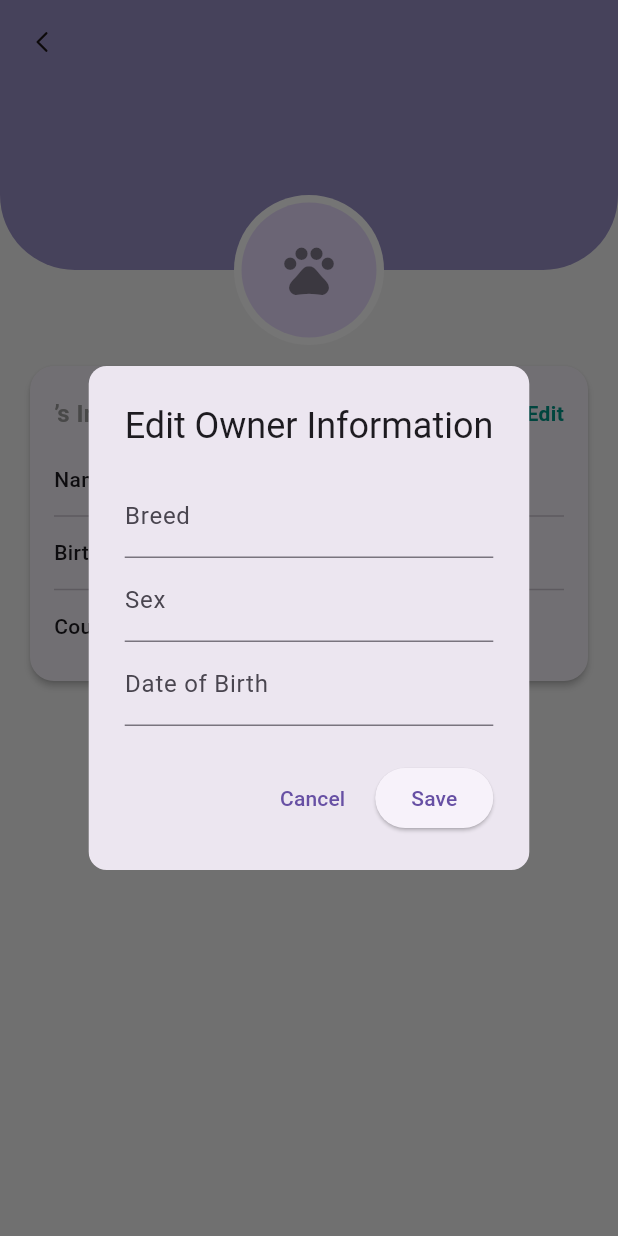
After one commit to Meekouu/PAWS-Mobile-App, a Flutter app: the ProfilePage screen opened by its route, after a tap on "Edit", on a phone screen of 412 x 824 dp. The commit adds this screen. Run offline on Flutter 3.47's test engine with Material 3 defaults, Android fonts, the phone set to English and light mode, and no system bars; our stand-ins replace firebase_auth, firebase_core, firebase_database, firebase_storage, fl_chart, flutter_svg and 4 more; accounts and stored records are empty.

Commit message:
Added Profile Page

```diff
--- a/lib/main.dart
+++ b/lib/main.dart
@@ -3,6 +3,7 @@ import 'package:flutter/material.dart';
 import 'package:flutter/services.dart';
 import 'package:paws/pages/intro_page.dart';
 import 'package:paws/pages/login_page.dart';
+import 'package:paws/pages/profile_page.dart';
 import 'package:paws/pages/signup_page.dart';
 import 'package:paws/pages/home_page.dart';
 import 'package:paws/themes/themes.dart';
@@ -49,6 +50,7 @@ class MyApp extends StatelessWidget {
         '/signup': (context) => const SignUpPage(),
         '/login': (context) => const LoginPage(),
         '/home': (context) => HomePage(),
+        '/profile': (context) => ProfilePage(),
       },
     );
   }
--- /dev/null
+++ b/lib/pages/profile_page.dart
@@ -0,0 +1,261 @@
+import 'dart:io';
+import 'package:firebase_auth/firebase_auth.dart';
+import 'package:firebase_database/firebase_database.dart';
+import 'package:flutter/material.dart';
+import 'package:flutter_svg/flutter_svg.dart';
+import 'package:image_picker/image_picker.dart';
+import 'package:paws/model/animal_model.dart';
+import 'package:paws/pages/weight_tracker_page.dart';
+import 'package:paws/themes/themes.dart';
+import 'package:paws/widgets/database_service.dart';
+
+class ProfilePage extends StatefulWidget {
+  const ProfilePage({Key? key});
+
+  @override
+  State<ProfilePage> createState() => _ProfilePageState();
+}
+
+class _ProfilePageState extends State<ProfilePage> {
+  final double coverHeight = 180;
+  final double profileHeight = 100;
+
+  String owner = '';
+  String birthday = '';
+  String country = '';
+
+  File? profileImageFile;
+
+  final uid = FirebaseAuth.instance.currentUser?.uid;
+
+  @override
+  void initState() {
+    super.initState();
+    loadUserData();
+  }
+
+  Future<void> _pickImage() async {
+  final picker = ImagePicker();
+  final picked = await picker.pickImage(source: ImageSource.gallery);
+
+  if (picked != null) {
+    setState(() {
+      profileImageFile = File(picked.path);
+    });
+  }
+}
+  Future<void> loadUserData() async{
+    final uid = FirebaseAuth.instance.currentUser?.uid;
+    if (uid != null){
+      final snapshot = await DatabaseService().read(path: 'users/$uid');
+      if(snapshot != null && snapshot.exists){
+        final data = snapshot.value as Map<dynamic, dynamic>;
+
+        setState(() {
+          owner = data['owner'] ?? 'No Name';
+          birthday = data['ownerBirthday'] ?? 'No Birthday';
+          country = data['ownerCountry'] ?? 'No Country';
+        });
+      }
+    }
+  }
+
+  @override
+  Widget build(BuildContext context) {
+    return Scaffold(
+      backgroundColor: Colors.grey[100],
+      extendBodyBehindAppBar: true,
+      appBar: AppBar(
+        title: Text(owner),
+        backgroundColor: Colors.transparent,
+        elevation: 0,
+        foregroundColor: Colors.black,
+        leading: IconButton(
+          icon: SvgPicture.asset(
+            'assets/images/Arrow - Left 2.svg',
+            height: 20,
+            width: 20,
+          ),
+          onPressed: () => Navigator.pushReplacementNamed(context, '/home'),
+        ),
+      ),
+      body: ListView(
+        padding: EdgeInsets.zero,
+        children: [
+          Stack(
+            clipBehavior: Clip.none,
+            alignment: Alignment.center,
+            children: [
+              _buildCoverImage(),
+              Positioned(
+                top: coverHeight - profileHeight / 2,
+                child: GestureDetector(
+                  onTap: _pickImage,
+                  child: _buildProfileImage(),
+                ),
+              ),
+            ],
+          ),
+          const SizedBox(height: 60),
+          _buildInfoCard(),
+          const SizedBox(height: 20),
+        ],
+      ),
+    );
+  }
+
+  Widget _buildCoverImage() => Container(
+        height: coverHeight,
+        decoration: BoxDecoration(
+          color: secondaryColor,
+          borderRadius: const BorderRadius.vertical(
+            bottom: Radius.circular(50),
+          ),
+        ),
+      );
+
+  Widget _buildProfileImage() {
+    final String path = '';   //widget.animal.petImagePath ;
+    ImageProvider? imageProvider;
+
+    if (profileImageFile != null) {
+      imageProvider = FileImage(profileImageFile!);
+    } else if (path.isNotEmpty && path.startsWith('/')) {
+      imageProvider = FileImage(File(path));
+    } else if (path.isNotEmpty) {
+      imageProvider = AssetImage(path);
+    }
+
+    return CircleAvatar(
+      radius: profileHeight / 2,
+      backgroundColor: Colors.white,
+      child: CircleAvatar(
+        radius: (profileHeight / 2) - 5,
+        backgroundImage: imageProvider,
+        child: imageProvider == null
+            ? const Icon(Icons.pets, size: 40, color: Colors.black45)
+            : null,
+      ),
+    );
+  }
+
+  Widget _buildInfoCard() {
+    final ownerController = TextEditingController(text: owner);
+    final birthdayController = TextEditingController(text: birthday);
+    final countryController = TextEditingController(text: country);
+    return Padding(
+      padding: const EdgeInsets.symmetric(horizontal: 16),
+      child: Card(
+        elevation: 2,
+        shape: RoundedRectangleBorder(borderRadius: BorderRadius.circular(16)),
+        child: Padding(
+          padding: const EdgeInsets.symmetric(horizontal: 16, vertical: 20),
+          child: Column(
+            children: [
+              Row(
+                mainAxisAlignment: MainAxisAlignment.spaceBetween,
+                children: [
+                  Text(
+                    "${owner}’s Information",
+                    style: const TextStyle(
+                      fontSize: 16,
+                      fontWeight: FontWeight.w600,
+                      color: Colors.grey,
+                    ),
+                  ),
+                  GestureDetector(
+                    onTap: () => showDialog(
+                      context: context,
+                      builder: (BuildContext context) {
+                        return AlertDialog(
+                          shape: RoundedRectangleBorder(
+                            borderRadius: BorderRadius.circular(12),
+                          ),
+                          title: const Text('Edit Owner Information'),
+                          content: Column(
+                            mainAxisSize: MainAxisSize.min,
+                            children: [
+                              TextField(
+                                controller: ownerController,
+                                decoration: const InputDecoration(labelText: 'Breed'),
+                              ),
+                              TextField(
+                                controller: birthdayController,
+                                decoration: const InputDecoration(labelText: 'Sex'),
+                              ),
+                              TextField(
+                                controller: countryController,
+                                decoration: const InputDecoration(labelText: 'Date of Birth'),
+                              ),
+                            ],
+                          ),
+                          actions: [
+                            TextButton(
+                              onPressed: () => Navigator.of(context).pop(),
+                              child: const Text('Cancel'),
+                            ),
+                            ElevatedButton(
+                              onPressed: () {
+                                // TODO: update backend
+                                Navigator.of(context).pop();
+                              },
+                              child: const Text('Save'),
+                            ),
+                          ],
+                        );
+                      },
+                    ),
+                    child: const Text(
+                      "Edit",
+                      style: TextStyle(
+                        fontSize: 14,
+                        color: Colors.teal,
+                        fontWeight: FontWeight.w600,
+                      ),
+                    ),
+                  ),
+                ],
+              ),
+              const SizedBox(height: 16),
+              _buildInfoRow("Name", owner),
+              const Divider(),
+              _buildInfoRow("Birthday", birthday),
+              const Divider(),
+              _buildInfoRow("Country", country),
+            ],
+          ),
+        ),
+      ),
+    );
+  }
+
+  Widget _buildInfoRow(String title, String value) {
+    return Padding(
+      padding: const EdgeInsets.symmetric(vertical: 6),
+      child: Row(
+        mainAxisAlignment: MainAxisAlignment.spaceBetween,
+        children: [
+          Text(
+            title,
+            style: const TextStyle(fontSize: 14, fontWeight: FontWeight.w500),
+          ),
+          Text(
+            value,
+            style: const TextStyle(fontSize: 14, fontWeight: FontWeight.w600),
+          ),
+        ],
+      ),
+    );
+  }
+
+  Widget _buildListTile(IconData icon, String label, {VoidCallback? onTap}) {
+    return ListTile(
+      leading: Icon(icon, color: Colors.teal),
+      title: Text(label),
+      trailing: const Icon(Icons.chevron_right),
+      onTap: onTap ?? () {
+        debugPrint('$label clicked');
+      },
+    );
+  }
+}
```
Also changed, not shown: 2 other files.
